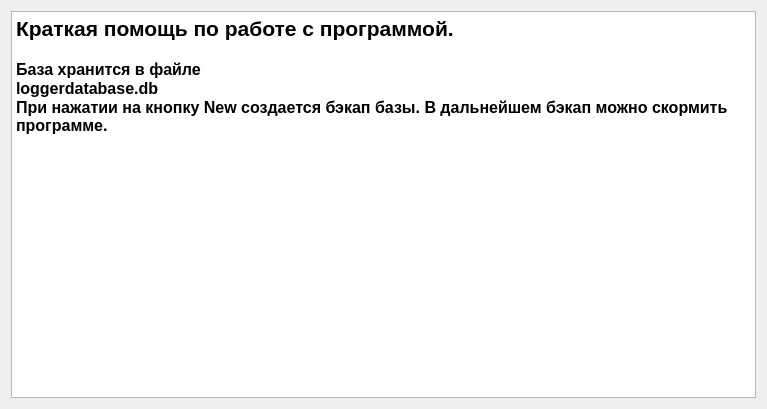
First picture: the form in help.ui, repository eu21/Log73, before the edit.
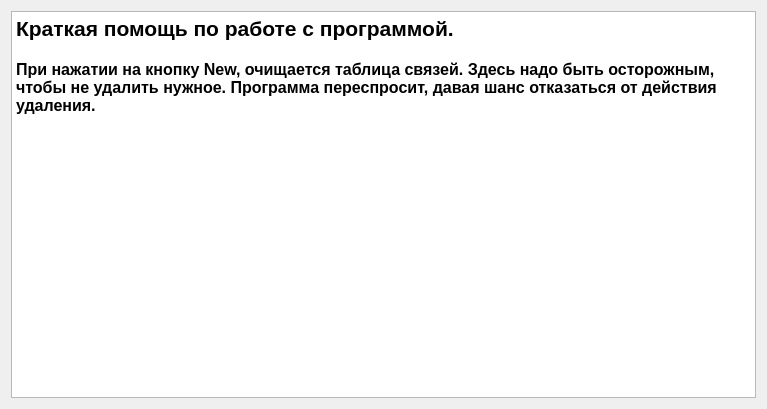
Second picture: the form after the edit.

```diff
--- a/help.ui
+++ b/help.ui
@@ -23,9 +23,7 @@
 &lt;/style&gt;&lt;/head&gt;&lt;body style=&quot; font-family:'Ubuntu'; font-size:9pt; font-weight:400; font-style:normal;&quot;&gt;
 &lt;p style=&quot; margin-top:0px; margin-bottom:0px; margin-left:0px; margin-right:0px; -qt-block-indent:0; text-indent:0px;&quot;&gt;&lt;span style=&quot; font-family:'MS Shell Dlg 2'; font-size:16pt; font-weight:600;&quot;&gt;Краткая помощь по работе с программой.&lt;/span&gt;&lt;/p&gt;
 &lt;p style=&quot;-qt-paragraph-type:empty; margin-top:0px; margin-bottom:0px; margin-left:0px; margin-right:0px; -qt-block-indent:0; text-indent:0px; font-family:'MS Shell Dlg 2'; font-size:12pt; font-weight:600;&quot;&gt;&lt;br /&gt;&lt;/p&gt;
-&lt;p style=&quot; margin-top:0px; margin-bottom:0px; margin-left:0px; margin-right:0px; -qt-block-indent:0; text-indent:0px;&quot;&gt;&lt;span style=&quot; font-family:'MS Shell Dlg 2'; font-size:12pt; font-weight:600;&quot;&gt;База хранится в файле &lt;/span&gt;&lt;/p&gt;
-&lt;p style=&quot; margin-top:0px; margin-bottom:0px; margin-left:0px; margin-right:0px; -qt-block-indent:0; text-indent:0px;&quot;&gt;&lt;span style=&quot; font-family:'MS Shell Dlg 2'; font-size:12pt; font-weight:600;&quot;&gt;loggerdatabase.db &lt;/span&gt;&lt;/p&gt;
-&lt;p style=&quot; margin-top:0px; margin-bottom:0px; margin-left:0px; margin-right:0px; -qt-block-indent:0; text-indent:0px;&quot;&gt;&lt;span style=&quot; font-family:'MS Shell Dlg 2'; font-size:12pt; font-weight:600;&quot;&gt;При нажатии на кнопку New создается бэкап базы. В дальнейшем бэкап можно скормить программе.&lt;/span&gt;&lt;/p&gt;&lt;/body&gt;&lt;/html&gt;</string>
+&lt;p style=&quot; margin-top:0px; margin-bottom:0px; margin-left:0px; margin-right:0px; -qt-block-indent:0; text-indent:0px;&quot;&gt;&lt;span style=&quot; font-family:'MS Shell Dlg 2'; font-size:12pt; font-weight:600;&quot;&gt;При нажатии на кнопку New, очищается таблица связей. Здесь надо быть осторожным, чтобы не удалить нужное. Программа переспросит, давая шанс отказаться от действия удаления. &lt;/span&gt;&lt;/p&gt;&lt;/body&gt;&lt;/html&gt;</string>
      </property>
     </widget>
    </item>
```
